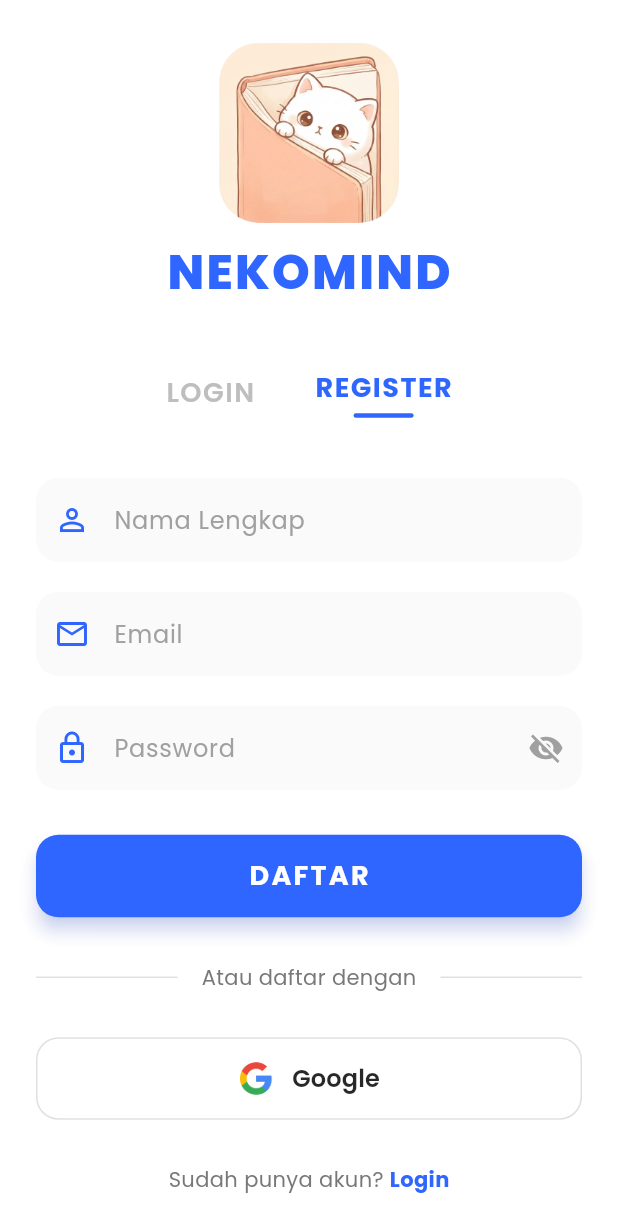
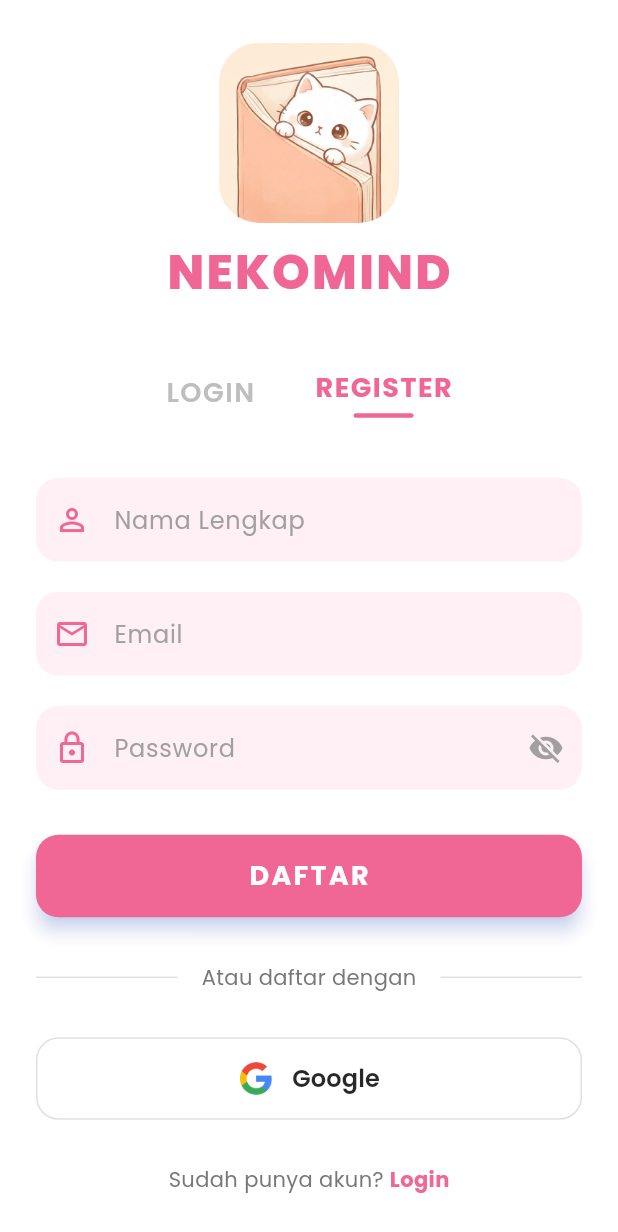
Before and after one commit to KishiEdward/Notes_App_UAS, a Flutter app: the Login screen opened directly, after a tap on "REGISTER", on a phone screen of 412 x 824 dp. Shown: the top 1232 px of the screen. Run offline on Flutter 3.47's test engine with Material 3 defaults, Android fonts, the phone set to English and light mode, and no system bars; our stand-ins replace cloud_firestore, firebase_auth, firebase_core, google_fonts, google_sign_in, lottie and 1 more; accounts and stored records are empty.

Commit message:
ganti tema login jadi pink soft cream sesuai logo

```diff
--- a/lib/pages/login_page.dart
+++ b/lib/pages/login_page.dart
@@ -90,7 +90,7 @@ class _LoginState extends State<Login> with SingleTickerProviderStateMixin {
                   style: GoogleFonts.poppins(
                     fontSize: 32,
                     fontWeight: FontWeight.w800,
-                    color: Colors.blueAccent.shade700,
+                    color: Color(0xFFF06292), // Pink Soft
                     letterSpacing: 1.5,
                   ),
                 ),
@@ -112,7 +112,7 @@ class _LoginState extends State<Login> with SingleTickerProviderStateMixin {
                                 style: GoogleFonts.poppins(
                                   fontSize: 18,
                                   fontWeight: FontWeight.bold,
-                                  color: Colors.blueAccent.shade700,
+                                  color: Color(0xFFF06292), // Pink Soft
                                   letterSpacing: 1.0,
                                 ),
                               ),
@@ -121,7 +121,7 @@ class _LoginState extends State<Login> with SingleTickerProviderStateMixin {
                                 width: 40,
                                 height: 3,
                                 decoration: BoxDecoration(
-                                  color: Colors.blueAccent.shade700,
+                                  color: Color(0xFFF06292), // Pink Soft
                                   borderRadius: BorderRadius.circular(10),
                                 ),
                               ),
@@ -162,10 +162,10 @@ class _LoginState extends State<Login> with SingleTickerProviderStateMixin {
                           labelStyle: GoogleFonts.poppins(color: Colors.grey),
                           prefixIcon: Icon(
                             Icons.email_outlined,
-                            color: Colors.blueAccent.shade700,
+                            color: Color(0xFFF06292), // Pink Soft
                           ),
                           filled: true,
-                          fillColor: Colors.grey.shade50,
+                          fillColor: Color(0xFFFFF0F5), // Pink Cream Background
                           border: OutlineInputBorder(
                             borderRadius: BorderRadius.circular(15),
                             borderSide: BorderSide.none,
@@ -177,7 +177,7 @@ class _LoginState extends State<Login> with SingleTickerProviderStateMixin {
                           focusedBorder: OutlineInputBorder(
                             borderRadius: BorderRadius.circular(15),
                             borderSide: BorderSide(
-                              color: Colors.blueAccent.shade700,
+                              color: Color(0xFFF06292), // Pink Soft
                               width: 2,
                             ),
                           ),
@@ -200,7 +200,7 @@ class _LoginState extends State<Login> with SingleTickerProviderStateMixin {
                           labelStyle: GoogleFonts.poppins(color: Colors.grey),
                           prefixIcon: Icon(
                             Icons.lock_outline,
-                            color: Colors.blueAccent.shade700,
+                            color: Color(0xFFF06292), // Pink Soft
                           ),
                           suffixIcon: IconButton(
                             icon: Icon(
@@ -216,7 +216,7 @@ class _LoginState extends State<Login> with SingleTickerProviderStateMixin {
                             },
                           ),
                           filled: true,
-                          fillColor: Colors.grey.shade50,
+                          fillColor: Color(0xFFFFF0F5), // Pink Cream Background
                           border: OutlineInputBorder(
                             borderRadius: BorderRadius.circular(15),
                             borderSide: BorderSide.none,
@@ -228,7 +228,7 @@ class _LoginState extends State<Login> with SingleTickerProviderStateMixin {
                           focusedBorder: OutlineInputBorder(
                             borderRadius: BorderRadius.circular(15),
                             borderSide: BorderSide(
-                              color: Colors.blueAccent.shade700,
+                              color: Color(0xFFF06292), // Pink Soft
                               width: 2,
                             ),
                           ),
@@ -253,7 +253,7 @@ class _LoginState extends State<Login> with SingleTickerProviderStateMixin {
                           child: Text(
                             "Lupa password?",
                             style: GoogleFonts.poppins(
-                              color: Colors.blueAccent.shade700,
+                              color: Color(0xFFF06292), // Pink Soft
                               fontWeight: FontWeight.w600,
                               fontSize: 12,
                             ),
@@ -331,7 +331,7 @@ class _LoginState extends State<Login> with SingleTickerProviderStateMixin {
                                   }
                                 },
                           style: ElevatedButton.styleFrom(
-                            backgroundColor: Colors.blueAccent.shade700,
+                            backgroundColor: Color(0xFFF06292), // Pink Soft
                             foregroundColor: Colors.white,
                             shape: RoundedRectangleBorder(
                               borderRadius: BorderRadius.circular(15),
--- a/lib/pages/register_page.dart
+++ b/lib/pages/register_page.dart
@@ -87,7 +87,7 @@ class _RegisterState extends State<Register> with SingleTickerProviderStateMixin
                   style: GoogleFonts.poppins(
                     fontSize: 32,
                     fontWeight: FontWeight.w800,
-                    color: Colors.blueAccent.shade700,
+                    color: Color(0xFFF06292), // Pink Soft
                     letterSpacing: 1.5,
                   ),
                 ),
@@ -124,7 +124,7 @@ class _RegisterState extends State<Register> with SingleTickerProviderStateMixin
                                 style: GoogleFonts.poppins(
                                   fontSize: 18,
                                   fontWeight: FontWeight.bold,
-                                  color: Colors.blueAccent.shade700,
+                                  color: Color(0xFFF06292), // Pink Soft
                                   letterSpacing: 1.0,
                                 ),
                               ),
@@ -133,7 +133,7 @@ class _RegisterState extends State<Register> with SingleTickerProviderStateMixin
                                 width: 40,
                                 height: 3,
                                 decoration: BoxDecoration(
-                                  color: Colors.blueAccent.shade700,
+                                  color: Color(0xFFF06292), // Pink Soft
                                   borderRadius: BorderRadius.circular(10),
                                 ),
                               ),
@@ -154,10 +154,10 @@ class _RegisterState extends State<Register> with SingleTickerProviderStateMixin
                           labelStyle: GoogleFonts.poppins(color: Colors.grey),
                           prefixIcon: Icon(
                             Icons.person_outline,
-                            color: Colors.blueAccent.shade700,
+                            color: Color(0xFFF06292), // Pink Soft
                           ),
                           filled: true,
-                          fillColor: Colors.grey.shade50,
+                          fillColor: Color(0xFFFFF0F5), // Pink Cream Background
                           border: OutlineInputBorder(
                             borderRadius: BorderRadius.circular(15),
                             borderSide: BorderSide.none,
@@ -169,7 +169,7 @@ class _RegisterState extends State<Register> with SingleTickerProviderStateMixin
                           focusedBorder: OutlineInputBorder(
                             borderRadius: BorderRadius.circular(15),
                             borderSide: BorderSide(
-                              color: Colors.blueAccent.shade700,
+                              color: Color(0xFFF06292), // Pink Soft
                               width: 2,
                             ),
                           ),
@@ -192,10 +192,10 @@ class _RegisterState extends State<Register> with SingleTickerProviderStateMixin
                           labelStyle: GoogleFonts.poppins(color: Colors.grey),
                           prefixIcon: Icon(
                             Icons.email_outlined,
-                            color: Colors.blueAccent.shade700,
+                            color: Color(0xFFF06292), // Pink Soft
                           ),
                           filled: true,
-                          fillColor: Colors.grey.shade50,
+                          fillColor: Color(0xFFFFF0F5), // Pink Cream Background
                           border: OutlineInputBorder(
                             borderRadius: BorderRadius.circular(15),
                             borderSide: BorderSide.none,
@@ -207,7 +207,7 @@ class _RegisterState extends State<Register> with SingleTickerProviderStateMixin
                           focusedBorder: OutlineInputBorder(
                             borderRadius: BorderRadius.circular(15),
                             borderSide: BorderSide(
-                              color: Colors.blueAccent.shade700,
+                              color: Color(0xFFF06292), // Pink Soft
                               width: 2,
                             ),
                           ),
@@ -230,7 +230,7 @@ class _RegisterState extends State<Register> with SingleTickerProviderStateMixin
                           labelStyle: GoogleFonts.poppins(color: Colors.grey),
                           prefixIcon: Icon(
                             Icons.lock_outline,
-                            color: Colors.blueAccent.shade700,
+                            color: Color(0xFFF06292), // Pink Soft
                           ),
                           suffixIcon: IconButton(
                             icon: Icon(
@@ -246,7 +246,7 @@ class _RegisterState extends State<Register> with SingleTickerProviderStateMixin
                             },
                           ),
                           filled: true,
-                          fillColor: Colors.grey.shade50,
+                          fillColor: Color(0xFFFFF0F5), // Pink Cream Background
                           border: OutlineInputBorder(
                             borderRadius: BorderRadius.circular(15),
                             borderSide: BorderSide.none,
@@ -258,7 +258,7 @@ class _RegisterState extends State<Register> with SingleTickerProviderStateMixin
                           focusedBorder: OutlineInputBorder(
                             borderRadius: BorderRadius.circular(15),
                             borderSide: BorderSide(
-                              color: Colors.blueAccent.shade700,
+                              color: Color(0xFFF06292), // Pink Soft
                               width: 2,
                             ),
                           ),
@@ -340,7 +340,7 @@ class _RegisterState extends State<Register> with SingleTickerProviderStateMixin
                                   }
                                 },
                           style: ElevatedButton.styleFrom(
-                            backgroundColor: Colors.blueAccent.shade700,
+                            backgroundColor: Color(0xFFF06292), // Pink Soft
                             foregroundColor: Colors.white,
                             shape: RoundedRectangleBorder(
                               borderRadius: BorderRadius.circular(15),
@@ -473,7 +473,7 @@ class _RegisterState extends State<Register> with SingleTickerProviderStateMixin
                             child: Text(
                               "Login",
                               style: GoogleFonts.poppins(
-                                color: Colors.blueAccent.shade700,
+                                color: Color(0xFFF06292), // Pink Soft
                                 fontWeight: FontWeight.bold,
                               ),
                             ),
```
